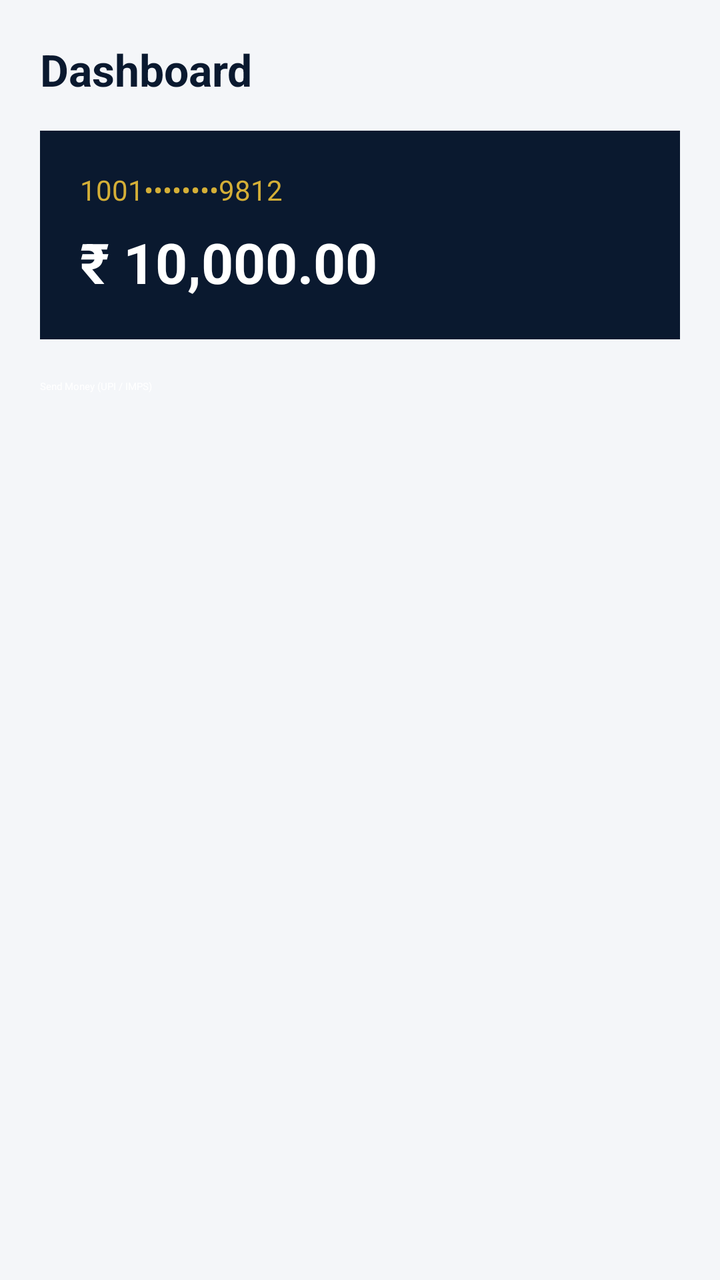
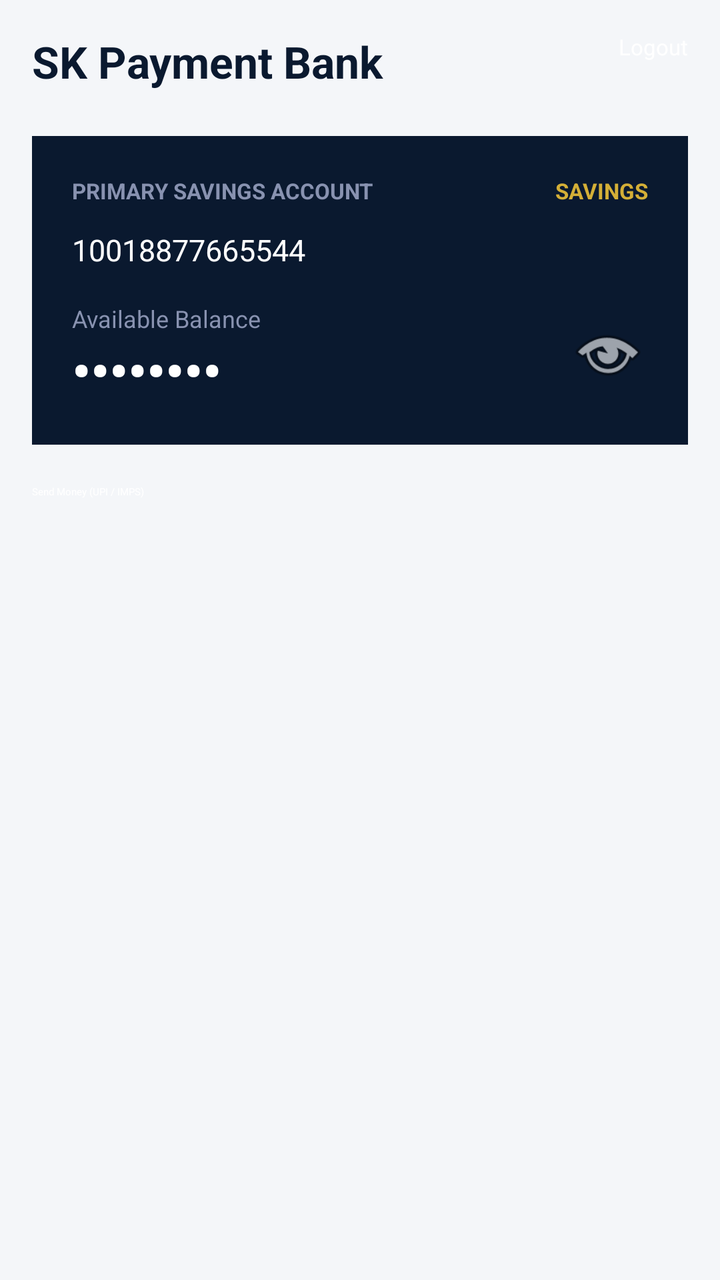

Screens rendered from an Android XML layout before and after an edit, with the pre-edit source and the edit as a unified diff.
<!-- AndroidManifest.xml: application theme Theme.SKBankOfIndia -->
<!-- res/layout/activity_dashboard.xml -->
<?xml version="1.0" encoding="utf-8"?>
<LinearLayout xmlns:android="http://schemas.android.com/apk/res/android"
    android:layout_width="match_parent"
    android:layout_height="match_parent"
    android:orientation="vertical"
    android:padding="20dp"
    android:background="#F4F6F9">

    <TextView
        android:layout_width="wrap_content"
        android:layout_height="wrap_content"
        android:text="Dashboard"
        android:textColor="#0A192F"
        android:textSize="22sp"
        android:textStyle="bold"
        android:layout_marginBottom="16dp" />

    <LinearLayout
        android:layout_width="match_parent"
        android:layout_height="wrap_content"
        android:orientation="vertical"
        android:background="#0A192F"
        android:padding="20dp"
        android:layout_marginBottom="20dp">

        <TextView
            android:id="@+id/tvAccountNo"
            android:layout_width="wrap_content"
            android:layout_height="wrap_content"
            android:text="1001••••••••9812"
            android:textColor="#D4AF37"
            android:textSize="14sp" />

        <TextView
            android:id="@+id/tvBalance"
            android:layout_width="wrap_content"
            android:layout_height="wrap_content"
            android:text="₹ 10,000.00"
            android:textColor="#FFFFFF"
            android:textSize="28sp"
            android:textStyle="bold"
            android:layout_marginTop="8dp" />
    </LinearLayout>

    <Button
        android:id="@+id/btnSendMoney"
        android:layout_width="match_parent"
        android:layout_height="50dp"
        android:text="Send Money (UPI / IMPS)"
        android:backgroundTint="#0052CC"
        android:textColor="#FFFFFF" />

</LinearLayout>
<!-- resources referenced by this layout -->
<resources>

</resources>

<!-- the commit's change to res/layout/activity_dashboard.xml (unified diff, before → after) -->
@@ -1,53 +1,130 @@
 <?xml version="1.0" encoding="utf-8"?>
-<LinearLayout xmlns:android="http://schemas.android.com/apk/res/android"
+<ScrollView xmlns:android="http://schemas.android.com/apk/res/android"
     android:layout_width="match_parent"
     android:layout_height="match_parent"
-    android:orientation="vertical"
-    android:padding="20dp"
-    android:background="#F4F6F9">
-
-    <TextView
-        android:layout_width="wrap_content"
-        android:layout_height="wrap_content"
-        android:text="Dashboard"
-        android:textColor="#0A192F"
-        android:textSize="22sp"
-        android:textStyle="bold"
-        android:layout_marginBottom="16dp" />
+    android:background="#F4F6F9"
+    android:padding="16dp">
 
     <LinearLayout
         android:layout_width="match_parent"
         android:layout_height="wrap_content"
-        android:orientation="vertical"
-        android:background="#0A192F"
-        android:padding="20dp"
-        android:layout_marginBottom="20dp">
+        android:orientation="vertical">
 
-        <TextView
-            android:id="@+id/tvAccountNo"
-            android:layout_width="wrap_content"
+        
+        <RelativeLayout
+            android:layout_width="match_parent"
             android:layout_height="wrap_content"
-            android:text="1001••••••••9812"
-            android:textColor="#D4AF37"
-            android:textSize="14sp" />
+            android:layout_marginBottom="16dp">
 
-        <TextView
-            android:id="@+id/tvBalance"
-            android:layout_width="wrap_content"
+            <TextView
+                android:id="@+id/tvWelcomeUser"
+                android:layout_width="wrap_content"
+                android:layout_height="wrap_content"
+                android:text="SK Payment Bank"
+                android:textColor="#0A192F"
+                android:textSize="22sp"
+                android:textStyle="bold" />
+
+            <Button
+                android:id="@+id/btnLogout"
+                android:layout_width="wrap_content"
+                android:layout_height="36dp"
+                android:layout_alignParentEnd="true"
+                android:text="Logout"
+                android:textSize="11sp"
+                android:backgroundTint="#DE350B"
+                android:textColor="#FFFFFF" />
+        </RelativeLayout>
+
+        
+        <LinearLayout
+            android:layout_width="match_parent"
             android:layout_height="wrap_content"
-            android:text="₹ 10,000.00"
+            android:orientation="vertical"
+            android:background="#0A192F"
+            android:padding="20dp"
+            android:layout_marginBottom="20dp">
+
+            <RelativeLayout
+                android:layout_width="match_parent"
+                android:layout_height="wrap_content"
+                android:layout_marginBottom="12dp">
+
+                <TextView
+                    android:layout_width="wrap_content"
+                    android:layout_height="wrap_content"
+                    android:text="PRIMARY SAVINGS ACCOUNT"
+                    android:textColor="#8892B0"
+                    android:textSize="11sp"
+                    android:textStyle="bold" />
+
+                <TextView
+                    android:layout_width="wrap_content"
+                    android:layout_height="wrap_content"
+                    android:layout_alignParentEnd="true"
+                    android:text="SAVINGS"
+                    android:textColor="#D4AF37"
+                    android:textSize="11sp"
+                    android:textStyle="bold" />
+            </RelativeLayout>
+
+            <TextView
+                android:id="@+id/tvAccountNo"
+                android:layout_width="wrap_content"
+                android:layout_height="wrap_content"
+                android:text="10018877665544"
+                android:textColor="#FFFFFF"
+                android:textSize="15sp" />
+
+            <RelativeLayout
+                android:layout_width="match_parent"
+                android:layout_height="wrap_content"
+                android:layout_marginTop="16dp">
+
+                <LinearLayout
+                    android:layout_width="wrap_content"
+                    android:layout_height="wrap_content"
+                    android:orientation="vertical">
+
+                    <TextView
+                        android:layout_width="wrap_content"
+                        android:layout_height="wrap_content"
+                        android:text="Available Balance"
+                        android:textColor="#8892B0"
+                        android:textSize="12sp" />
+
+                    <TextView
+                        android:id="@+id/tvBalance"
+                        android:layout_width="wrap_content"
+                        android:layout_height="wrap_content"
+                        android:text="••••••••"
+                        android:textColor="#FFFFFF"
+                        android:textSize="26sp"
+                        android:textStyle="bold" />
+                </LinearLayout>
+
+                <ImageButton
+                    android:id="@+id/btnToggleBalance"
+                    android:layout_width="40dp"
+                    android:layout_height="40dp"
+                    android:layout_alignParentEnd="true"
+                    android:layout_centerVertical="true"
+                    android:contentDescription="Toggle Balance"
+                    android:src="@android:drawable/ic_menu_view"
+                    android:background="?attr/selectableItemBackgroundBorderless" />
+            </RelativeLayout>
+
+        </LinearLayout>
+
+        
+        <Button
+            android:id="@+id/btnSendMoney"
+            android:layout_width="match_parent"
+            android:layout_height="52dp"
+            android:text="Send Money (UPI / IMPS)"
+            android:backgroundTint="#0052CC"
             android:textColor="#FFFFFF"
-            android:textSize="28sp"
-            android:textStyle="bold"
-            android:layout_marginTop="8dp" />
+            android:layout_marginBottom="12dp" />
+
     </LinearLayout>
-
-    <Button
-        android:id="@+id/btnSendMoney"
-        android:layout_width="match_parent"
-        android:layout_height="50dp"
-        android:text="Send Money (UPI / IMPS)"
-        android:backgroundTint="#0052CC"
-        android:textColor="#FFFFFF" />
-
-</LinearLayout>
+</ScrollView>
